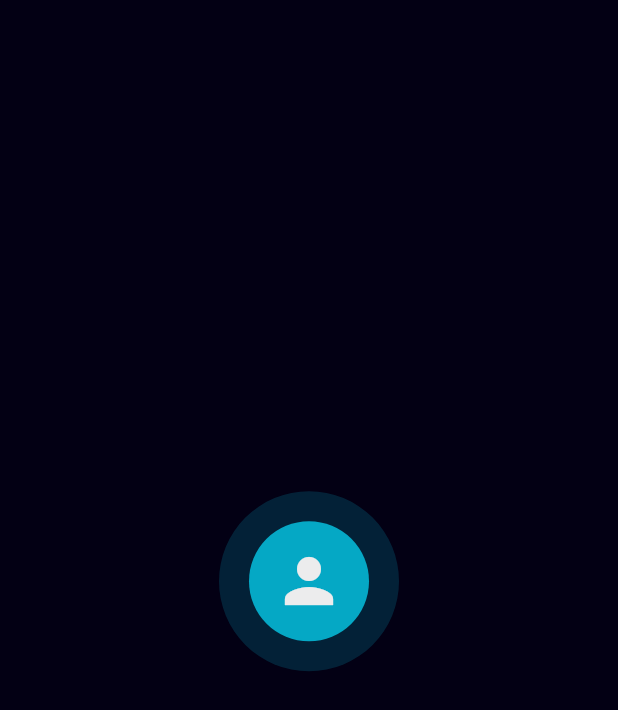
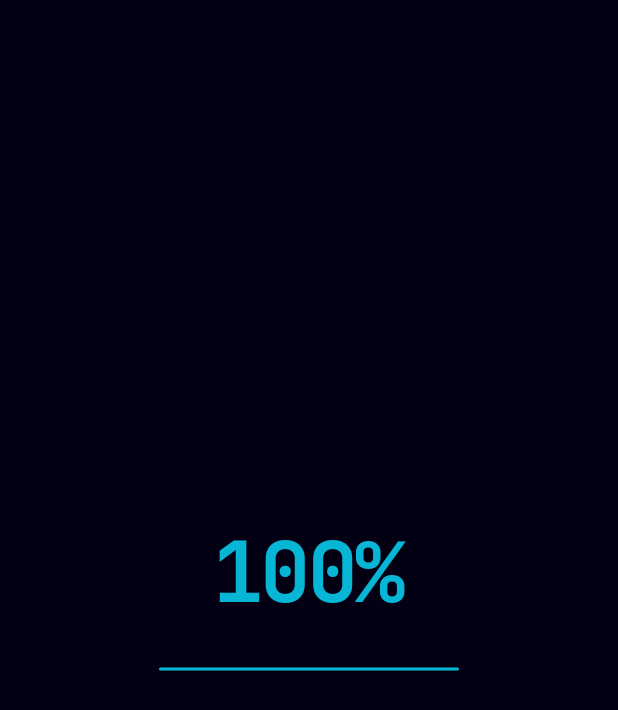
Before and after one commit to Yusufihsangorgel/Flutter-Web-Portfolio, a Flutter app: the LoadingAnimation screen opened directly, on a phone screen of 412 x 824 dp. Shown: the top 710 px of the screen. Run offline on Flutter 3.47's test engine with Material 3 defaults, Android fonts, the phone set to English and light mode, and no system bars; our stand-ins replace flutter_i18n, get, google_fonts, shared_preferences, web; missing offline and left inert: dart:js_interop; accounts and stored records are empty; network calls fail.

Commit message:
Add gradient hero name, stepped preloader 0-100%, photo 3D tilt
Hero name gets subtle white→accent gradient after reveal completes.
Loading screen: monospace counter with thin progress bar replaces
pulsing circle. FlashlightPhoto: 3° perspective tilt + directional
shadow based on cursor position.

```diff
--- a/lib/app/widgets/loading_animation.dart
+++ b/lib/app/widgets/loading_animation.dart
@@ -1,10 +1,10 @@
 import 'package:flutter/material.dart';
 import 'package:flutter_web_portfolio/app/controllers/language_controller.dart';
 import 'package:flutter_web_portfolio/app/core/constants/app_colors.dart';
-import 'package:flutter_web_portfolio/app/core/constants/durations.dart';
+import 'package:google_fonts/google_fonts.dart';
 import 'package:get/get.dart';
 
-/// Pulsing animation widget displayed while the app is loading.
+/// Stepped counter loading animation: counts 0% to 100% with a progress bar.
 class LoadingAnimation extends StatefulWidget {
   const LoadingAnimation({super.key});
 
@@ -14,28 +14,35 @@ class LoadingAnimation extends StatefulWidget {
 
 class _LoadingAnimationState extends State<LoadingAnimation>
     with SingleTickerProviderStateMixin {
-  final LanguageController _languageController = Get.find<LanguageController>();
+  final LanguageController _languageController =
+      Get.find<LanguageController>();
 
-  late AnimationController _animationController;
-  late Animation<double> _opacityAnimation;
+  late AnimationController _controller;
+  int _counter = 0;
 
   @override
   void initState() {
     super.initState();
 
-    _animationController = AnimationController(
+    _controller = AnimationController(
       vsync: this,
-      duration: AppDurations.loadingPulse,
-    )..repeat(reverse: true);
+      duration: const Duration(milliseconds: 1500),
+    );
 
-    _opacityAnimation = Tween<double>(begin: 0.5, end: 1.0).animate(
-      CurvedAnimation(parent: _animationController, curve: Curves.easeInOut),
-    );
+    // Update counter in discrete steps (~every 50ms => 30 steps over 1500ms)
+    _controller
+      ..addListener(() {
+        final newValue = (_controller.value * 100).round();
+        if (newValue != _counter) {
+          setState(() => _counter = newValue);
+        }
+      })
+      ..forward();
   }
 
   @override
   void dispose() {
-    _animationController.dispose();
+    _controller.dispose();
     super.dispose();
   }
 
@@ -46,63 +53,103 @@ class _LoadingAnimationState extends State<LoadingAnimation>
           child: Column(
             mainAxisAlignment: MainAxisAlignment.center,
             children: [
-            _buildLogoAnimation(),
+              // Large monospace counter
+              Text(
+                '$_counter%',
+                style: GoogleFonts.jetBrainsMono(
+                  fontSize: 56,
+                  fontWeight: FontWeight.w700,
+                  color: AppColors.accent,
+                  letterSpacing: -2,
+                ),
+              ),
               const SizedBox(height: 24),
-            _LoadingText(
-              text: _languageController.getText('portfolio_loading'),
-              animationController: _animationController,
+              // Thin progress bar
+              SizedBox(
+                width: 200,
+                height: 2,
+                child: AnimatedBuilder(
+                  animation: _controller,
+                  builder: (_, __) => CustomPaint(
+                    painter: _ProgressBarPainter(
+                      progress: _controller.value,
+                      color: AppColors.accent,
+                      trackColor: AppColors.accent.withValues(alpha: 0.15),
+                    ),
+                    size: const Size(200, 2),
+                  ),
+                ),
+              ),
+              const SizedBox(height: 16),
+              // "Loading..." text with fade pulse
+              AnimatedBuilder(
+                animation: _controller,
+                builder: (_, __) {
+                  // Pulse opacity between 0.4 and 1.0 while loading
+                  final pulse = _controller.value < 1.0
+                      ? 0.4 + 0.6 * (((_controller.value * 6) % 1.0) < 0.5
+                          ? (_controller.value * 6) % 1.0 * 2
+                          : 2.0 - (_controller.value * 6) % 1.0 * 2)
+                      : 1.0;
+                  return Opacity(
+                    opacity: pulse,
+                    child: Text(
+                      _languageController.getText('portfolio_loading'),
+                      style: GoogleFonts.spaceGrotesk(
+                        color: AppColors.textBright,
+                        fontSize: 14,
+                        fontWeight: FontWeight.w400,
+                        letterSpacing: 2,
+                      ),
+                    ),
+                  );
+                },
               ),
             ],
           ),
         ),
       );
+}
 
-  Widget _buildLogoAnimation() => FadeTransition(
-      opacity: _opacityAnimation,
-      child: Container(
-        width: 120,
-        height: 120,
-        decoration: BoxDecoration(
-          color: AppColors.accent.withAlpha(51),
-          shape: BoxShape.circle,
+/// Paints a thin horizontal progress bar.
+class _ProgressBarPainter extends CustomPainter {
+  const _ProgressBarPainter({
+    required this.progress,
+    required this.color,
+    required this.trackColor,
+  });
+
+  final double progress;
+  final Color color;
+  final Color trackColor;
+
+  @override
+  void paint(Canvas canvas, Size size) {
+    final trackPaint = Paint()..color = trackColor;
+    final fillPaint = Paint()..color = color;
+
+    // Track
+    canvas.drawRRect(
+      RRect.fromRectAndRadius(
+        Rect.fromLTWH(0, 0, size.width, size.height),
+        const Radius.circular(1),
       ),
-        child: Center(
-          child: Container(
-            width: 80,
-            height: 80,
-            decoration: const BoxDecoration(
-              color: AppColors.accent,
-              shape: BoxShape.circle,
+      trackPaint,
+    );
+
+    // Fill
+    if (progress > 0) {
+      canvas.drawRRect(
+        RRect.fromRectAndRadius(
+          Rect.fromLTWH(0, 0, size.width * progress, size.height),
+          const Radius.circular(1),
         ),
-            child: const Icon(Icons.person, color: Colors.white, size: 48),
-          ),
-        ),
-      ),
+        fillPaint,
       );
     }
-
-class _LoadingText extends StatelessWidget {
-
-  const _LoadingText({
-    required this.text,
-    required this.animationController,
-  });
-  final String text;
-  final AnimationController animationController;
+  }
 
   @override
-  Widget build(BuildContext context) => AnimatedBuilder(
-      animation: animationController,
-      builder: (context, child) => Opacity(
-          opacity: animationController.value,
-          child: Text(
-            text,
-            style: const TextStyle(
-              color: AppColors.textBright,
-              fontSize: 18,
-              fontWeight: FontWeight.w500,
-            ),
-          ),
-        ),
-    );
+  bool shouldRepaint(_ProgressBarPainter oldDelegate) =>
+      progress != oldDelegate.progress || color != oldDelegate.color;
 }
```
Also changed, not shown: lib/app/modules/home/sections/about_section.dart (+32 -2 lines). Lines whose indentation alone changed are shown as unchanged.
